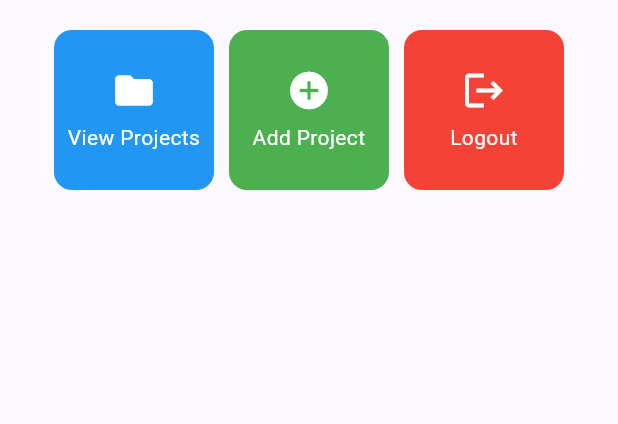
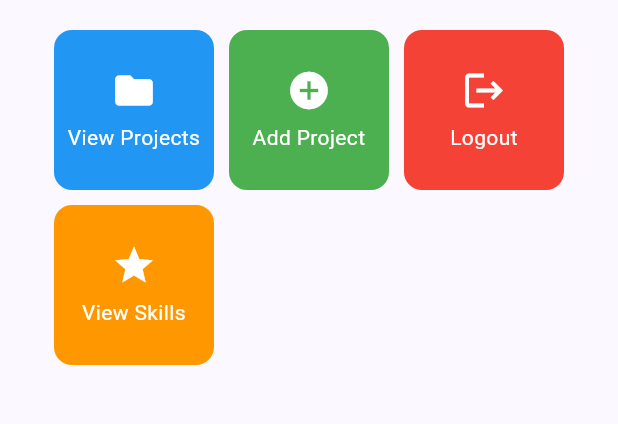
Before and after one commit to zuromu/myportofolio_mobile, a Flutter app: the screen it shows after launch, on a phone screen of 412 x 824 dp, the part 357-781 px from its top. Run offline on Flutter 3.47's test engine with Material 3 defaults, Android fonts, the phone set to English and light mode, and no system bars.

Commit message:
feat: add view skills item card

```diff
--- a/lib/menu.dart
+++ b/lib/menu.dart
@@ -11,6 +11,7 @@ class MyHomePage extends StatelessWidget {
     ItemHomepage("View Projects", Icons.folder, Colors.blue),
     ItemHomepage("Add Project", Icons.add_circle, Colors.green),
     ItemHomepage("Logout", Icons.logout, Colors.red),
+    ItemHomepage("View Skills", Icons.star, Colors.orange),
   ];
 
   @override
```
